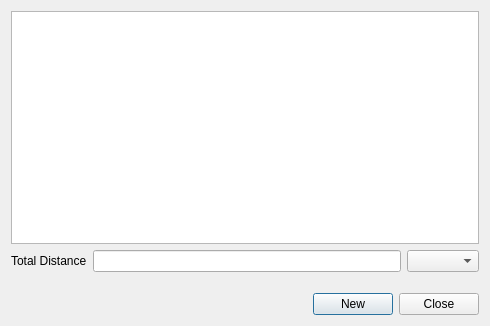
Before: the Qt Designer form ui/geodesicMeasureDialog.ui in NationalSecurityAgency/qgis-shapetools-plugin, drawn with Qt 5.
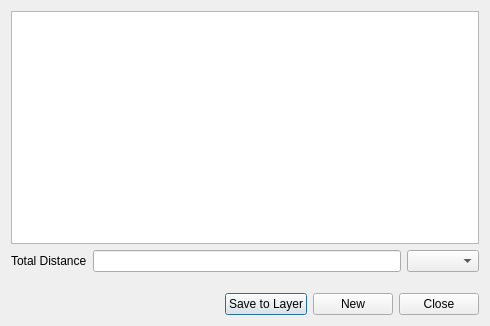
After: the same form once the commit is applied.

Commit message: measurement save to layer

```diff
--- a/ui/geodesicMeasureDialog.ui
+++ b/ui/geodesicMeasureDialog.ui
@@ -60,6 +60,13 @@
        </property>
       </spacer>
      </item>
+     <item>
+      <widget class="QPushButton" name="saveToLayerButton">
+       <property name="text">
+        <string>Save to Layer</string>
+       </property>
+      </widget>
+     </item>
      <item>
       <widget class="QPushButton" name="newButton">
        <property name="text">
```
The commit also changes 2 other files.
